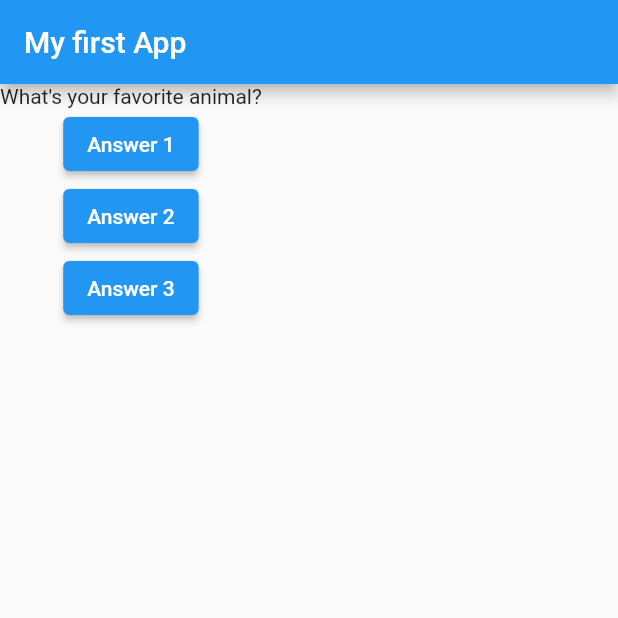
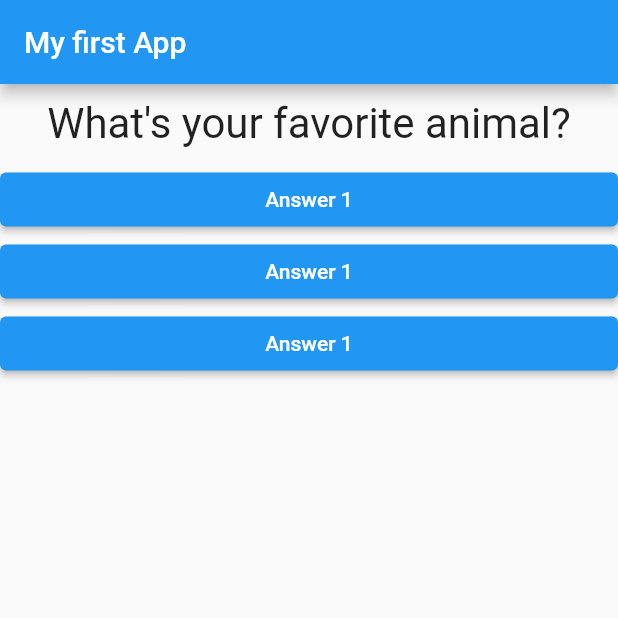
Before and after one commit to CamiloSalgueroMarin/flutter_complete_guide, a Flutter app: the screen it shows after launch, after a tap on "Answer 1", on a phone screen of 412 x 824 dp, the top half of it. Run offline on Flutter 3.47's test engine with Material 2 defaults, Android fonts, the phone set to English and light mode, and no system bars.

Commit message:
breaking main view into smaller widgets

```diff
--- /dev/null
+++ b/lib/answer.dart
@@ -0,0 +1,19 @@
+import 'package:flutter/material.dart';
+
+class Answer extends StatelessWidget {
+  final Function selectHandler;
+  Answer(this.selectHandler);
+  @override
+  Widget build(BuildContext context) {
+    return Container(
+      width: double.infinity,
+      child: ElevatedButton(
+        style: ButtonStyle(
+          backgroundColor: MaterialStateProperty.all(Colors.blue),
+        ),
+        child: Text('Answer 1'),
+        onPressed: selectHandler,
+      ),
+    );
+  }
+}
--- a/lib/main.dart
+++ b/lib/main.dart
@@ -1,4 +1,6 @@
 import 'package:flutter/material.dart';
+import './question.dart';
+import './answer.dart';
 
 // void main() {
 //   runApp(MyApp());
@@ -10,18 +12,19 @@ class MyApp extends StatefulWidget {
   @override
   State<StatefulWidget> createState() {
     // TODO: implement createState
-    return MyAppState();
+    return _MyAppState();
   }
 }
 
-class MyAppState extends State<MyApp>{
-  var questionIndex = 0;
-  void answerQuestion(){
+class _MyAppState extends State<MyApp> {
+  var _questionIndex = 0;
+  void _answerQuestion() {
     setState(() {
-      questionIndex = questionIndex+1;
+      _questionIndex = _questionIndex + 1;
     });
-    print(questionIndex);
+    print(_questionIndex);
   }
+
   @override
   Widget build(BuildContext context) {
     var questions = [
@@ -34,19 +37,10 @@ class MyAppState extends State<MyApp>{
         appBar: AppBar(title: Text('My first App')),
         body: Column(
           children: [
-            Text(questions[questionIndex]),
-            ElevatedButton(
-              child: Text('Answer 1'),
-              onPressed: answerQuestion,
-            ),
-            ElevatedButton(
-              child: Text('Answer 2'),
-              onPressed: answerQuestion,
-            ),
-            ElevatedButton(
-              child: Text('Answer 3'),
-              onPressed: answerQuestion,
-            ),
+            Question(questions[_questionIndex]),
+            Answer(_answerQuestion),
+            Answer(_answerQuestion),
+            Answer(_answerQuestion),
           ],
         ),
       ),
--- /dev/null
+++ b/lib/question.dart
@@ -0,0 +1,21 @@
+import 'package:flutter/material.dart';
+
+class Question extends StatelessWidget {
+  // const MyWidget({Key key}) : super(key: key);
+  final String questionText;
+
+  Question(this.questionText);
+
+  @override
+  Widget build(BuildContext context) {
+    return Container(
+      width: double.infinity,
+      margin: EdgeInsets.all(10),
+      child: Text(
+        questionText,
+        style: TextStyle(fontSize: 28),
+        textAlign: TextAlign.center,
+      ),
+    );
+  }
+}
```
